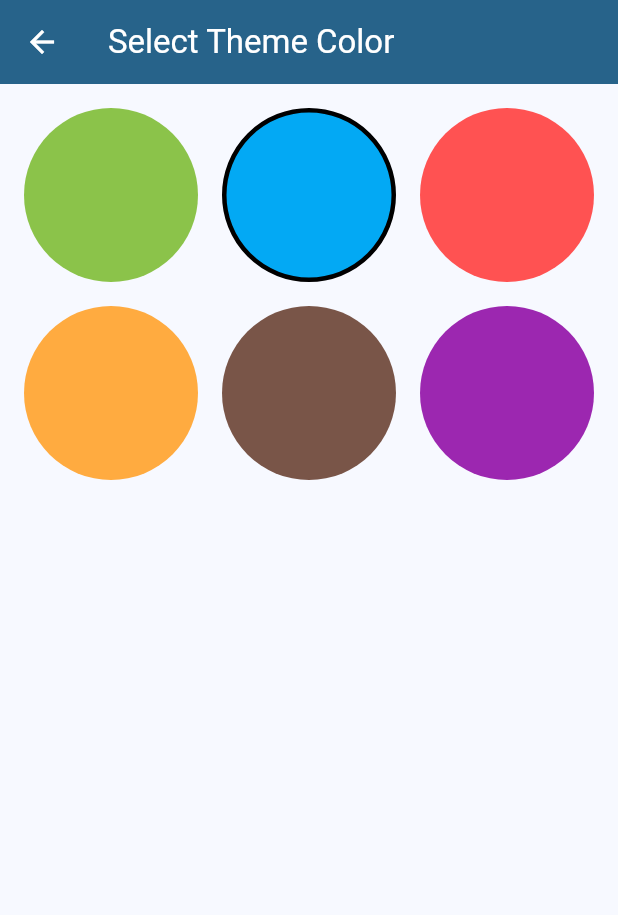
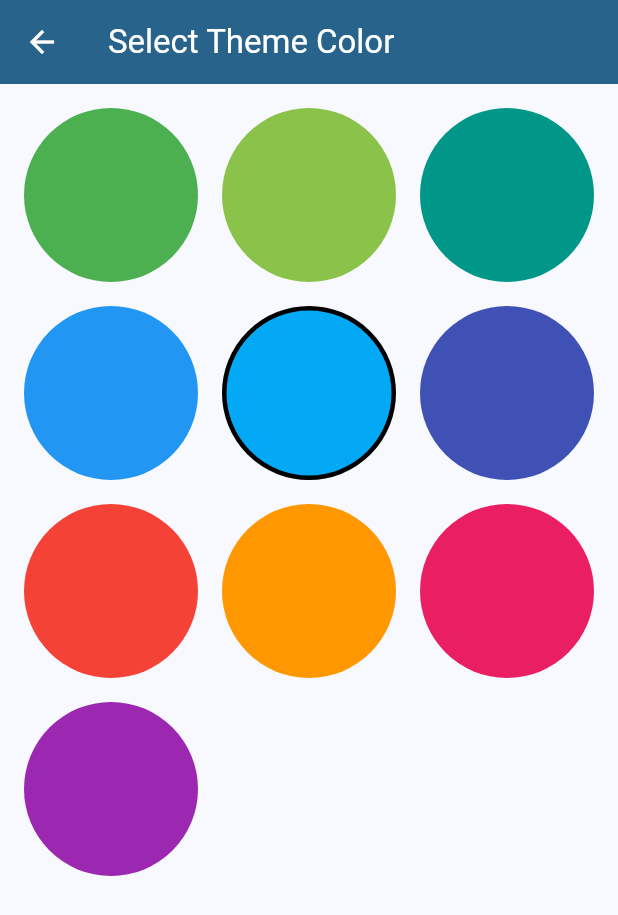
Before and after one commit to Taizen115/bag_of_photo, a Flutter app: the ThemeSettingScreen screen opened directly, on a phone screen of 412 x 824 dp. Shown: the top 915 px of the screen. Run offline on Flutter 3.47's test engine with Material 3 defaults, Android fonts, the phone set to English and light mode, and no system bars; our stand-ins replace auto_size_text, device_preview, drift, flutter_staggered_animations, fluttertoast, font_awesome_flutter and 4 more; accounts and stored records are empty; generated files the repository leaves out were written again; network calls fail; Roboto replaces fonts that are missing (MainFont).

Commit message:
2026.2.3 色の調整

```diff
--- a/lib/view/screens/theme_setting_screen.dart
+++ b/lib/view/screens/theme_setting_screen.dart
@@ -8,11 +8,15 @@ class ThemeSettingScreen extends StatelessWidget {
   ThemeSettingScreen({super.key});
 
   final List<Color> _colors = [
+    Colors.green,
     Colors.lightGreen,
+    Colors.teal,
+    Colors.blue,
     Colors.lightBlue,
-    Colors.redAccent,
-    Colors.orangeAccent,
-    Colors.brown,
+    Colors.indigo,
+    Colors.red,
+    Colors.orange,
+    Colors.pink,
     Colors.purple,
   ];
 
```
Also changed, not shown: 8 other files.
